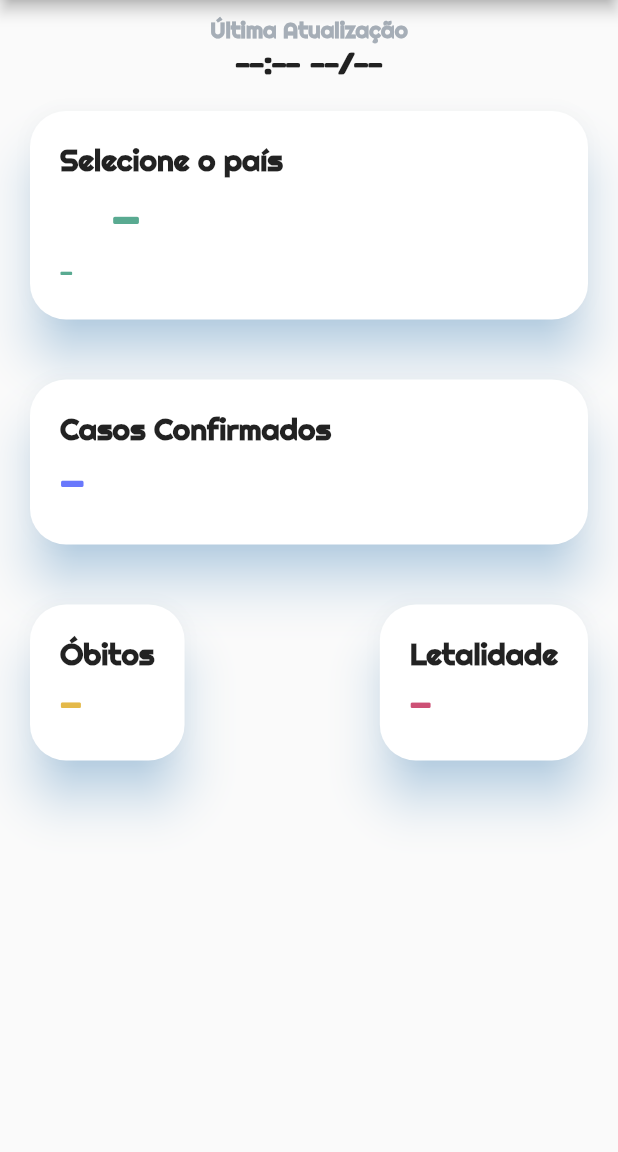
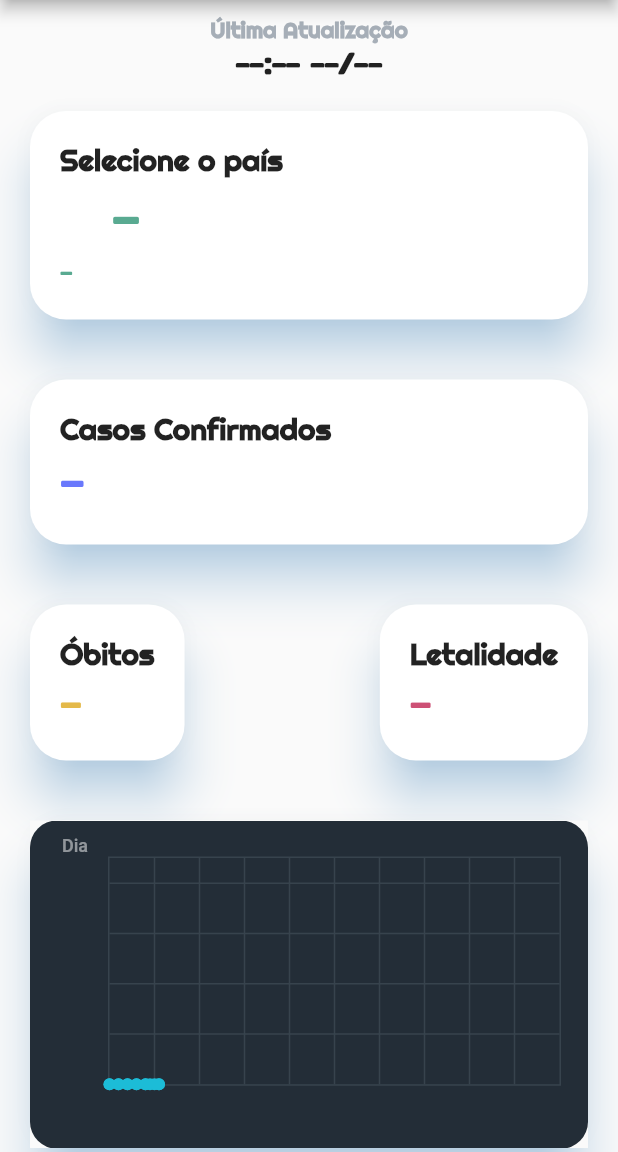
Before and after one commit to davidkalil10/CoronavirusTracker, a Flutter app: the screen it shows after launch, after a tap on "ATUALIZAR", on a phone screen of 412 x 824 dp, the part 84-1236 px from its top. Run offline on Flutter 3.47's test engine with Material 2 defaults, Android fonts, the phone set to English and light mode, and no system bars; drawn by our look-alikes of fl_chart; our stand-ins replace date_format, getflutter, shared_preferences; network calls fail.

Commit message:
graficos lentos

```diff
--- a/lib/Home.dart
+++ b/lib/Home.dart
@@ -15,7 +15,10 @@ class _HomeState extends State<Home> {
   Widget build(BuildContext context) {
     return Scaffold(
       backgroundColor: Colors.white,
-      body: Column(
+      body: Container(
+        child: Center(
+          child: SingleChildScrollView(
+            child: Column(
               mainAxisAlignment: MainAxisAlignment.center,
               crossAxisAlignment: CrossAxisAlignment.stretch,
               children: <Widget>[
@@ -64,6 +67,9 @@ class _HomeState extends State<Home> {
                 )
               ],
             ),
+          ),
+        ),
+      ),
 
     );
   }
--- /dev/null
+++ b/lib/Model/InfoDiaria.dart
@@ -0,0 +1,34 @@
+import 'package:flutter/material.dart';
+
+class DadoDia{
+
+  //String id;
+  final data;
+  final novosCasos;
+  final novasMortes;
+  final totalCasos;
+  final totalMortes;
+  final totalRecuperacao;
+
+
+  DadoDia({this.data, this.novosCasos, this.novasMortes,this.totalCasos, this.totalMortes, this.totalRecuperacao});
+
+
+  factory DadoDia.fromJson(Map<String, dynamic> json){//retorna uma unica instancia, economiza memoria
+
+
+    DadoDia(
+      //id: json["ourid"],
+      novosCasos: json["new_daily_cases"],
+      novasMortes: json["new_daily_deaths"],
+      totalCasos: json["total_cases"],
+      totalMortes: json["total_deaths"],
+      totalRecuperacao: json["total_recoveries"],
+    );
+
+    return DadoDia();
+
+  }
+
+
+}
--- /dev/null
+++ b/lib/Model/Timeline.dart
@@ -0,0 +1,445 @@
+import 'package:coronvavirustracker/Model/InfoDiaria.dart';
+import 'package:flutter/material.dart';
+import 'dart:convert';
+import 'package:http/http.dart' as http;
+import 'package:intl/intl.dart';
+import 'package:intl/date_symbol_data_local.dart';
+import 'package:shared_preferences/shared_preferences.dart';
+import 'package:date_format/date_format.dart';
+import 'package:fl_chart/fl_chart.dart';
+
+class Timeline extends StatefulWidget {
+  @override
+  _TimelineState createState() => _TimelineState();
+}
+
+class _TimelineState extends State<Timeline> {
+
+  List _dadosDiarios = [];
+  //List<FlSpot> pontosCasos ;
+  List<FlSpot> pontosCasos ;
+  List<FlSpot> hahaha = [];
+  List<FlSpot> convertido;
+
+
+
+  _atualizarTimeline() async{
+
+    var data;
+    String novosCasos = "";
+    String novasMortes = "";
+    double totalCasos;
+    String totalMortes = "";
+    String totalRecuperacao = "";
+
+
+    String url = "https://api.thevirustracker.com/free-api?countryTimeline=br";
+
+    http.Response response;
+    response = await http.get(url);
+    Map<String, dynamic> retorno = json.decode(response.body);
+    String testeChave = retorno["timelineitems"][0]["4/19/20"].toString();
+    // String testeChave = retorno["countrydata"]["info"]["title"].toString();
+    print("O país éeee: " + testeChave);
+
+    //Definir data de hoje e subtrair a data inicial para ter os dados , 1/22/20
+    var dataH = DateTime.now();
+    var dataHoje = new DateTime.utc(dataH.year, dataH.month, dataH.day); //data hoje limpa
+    var dataInicial = new DateTime.utc(2020, DateTime.april, 1); //data primeiro caso da API
+    var dataRotativa = dataInicial;
+
+    Duration difference = dataHoje.difference(dataInicial);
+    int diasBase = difference.inDays; // total de dias a pesquisar
+
+    //DateTime dataInicials = DateTime.parse("1/22/20");
+    /*String text = formatDate(dataHoje, [m, '/', dd, '/', yy]);
+    print("data é: " + text);
+    var d = DateFormat('kk:mm d/MM','pt_BR');*/
+
+   // hahaha.add(FlSpot((0.0),6000.0));
+   // hahaha.add(FlSpot((5.0),15000.0));
+   // hahaha.add(FlSpot((10.0),30000.0));
+    //convertido = spots(hahaha);
+   // for (var k = 0; k<50;k++){
+     // hahaha.add(FlSpot(k+1.0,k+6000.0));
+    //}
+    //hahaha.add(FlSpot((0.0),0.0));
+    for (var i = 0; i < diasBase; i++){
+      dataRotativa = dataInicial.add(Duration(days: i));
+      var dataRotativaString = formatDate(dataRotativa, [m, '/', dd, '/', yy]).toString();
+      //print("data X: " + formatDate(dataRotativa, [m, '/', dd, '/', yy]));
+      //print(formatDate(dataRotativa, [m, '/', dd, '/', yy]) +": " + retorno["timelineitems"][0][formatDate(dataRotativa, [m, '/', dd, '/', yy])].toString());
+      print(dataRotativaString +": " + retorno["timelineitems"][0][dataRotativaString].toString());
+
+      //Checa o resultado da pesquisa do dia, se nulo adicionar "" para o daily e repetir o dia anterior
+
+      if (retorno["timelineitems"][0][dataRotativaString].toString() == null){
+
+        data = dataRotativa;
+        novosCasos = "";
+        novasMortes = "";
+        totalCasos = totalCasos;
+        totalMortes = totalMortes;
+        totalRecuperacao = totalRecuperacao;
+
+        setState(() {
+          _dadosDiarios.add(DadoDia(data: data, novosCasos: novosCasos,novasMortes: novasMortes,totalCasos: totalCasos,totalMortes: totalMortes, totalRecuperacao: totalRecuperacao ));
+          print("tamanho do list grande: " +_dadosDiarios[i].data.toString());
+
+          if (_dadosDiarios[i].totalCasos == null ){
+           // hahaha.add(FlSpot((i+1.0),0.0));
+          }
+          print("tamanho do list teste: " +hahaha.length.toString());
+
+        });
+
+
+      } else{
+        data = dataRotativa;
+        novosCasos = retorno["timelineitems"][0][dataRotativaString]["new_daily_cases"].toString();
+        novasMortes = retorno["timelineitems"][0][dataRotativaString]["new_daily_deaths"].toString();
+        //totalCasos = retorno["timelineitems"][0][dataRotativaString]["total_cases"].toString();
+        double weight = retorno["timelineitems"][0][dataRotativaString]["total_cases"].toDouble() as num;
+        totalCasos = weight;
+        totalMortes = retorno["timelineitems"][0][dataRotativaString]["total_deaths"].toString();
+        totalRecuperacao = retorno["timelineitems"][0][dataRotativaString]["total_recoveries"].toString();
+
+        //Carregar dados na lista da memória e setar no gráfico
+
+        setState(() {
+          _dadosDiarios.add(DadoDia(data: data, novosCasos: novosCasos,novasMortes: novasMortes,totalCasos: totalCasos,totalMortes: totalMortes, totalRecuperacao: totalRecuperacao ));
+         // pontosCasos = FlSpot((i+1.0),_dadosDiarios[i].totalCasos.toDouble());
+          //print("tamanho do list: " +_dadosDiarios[i].totalCasos.toString());
+          print("tamanho do list teste1: " + hahaha.length.toString() );
+          //double weight = _dadosDiarios[i].totalCasos.toString() as num;
+          //pontosCasos =[FlSpot((i+1.0),_dadosDiarios[i].totalCasos)];
+          hahaha.add(FlSpot((i+1.0),weight));
+
+
+          if (_dadosDiarios[i].totalCasos == null ){
+          //  hahaha.add(FlSpot((i+1.0),0.0));
+          }else{
+          //  hahaha.add(FlSpot((i+1.0),_dadosDiarios[i].totalCasos));
+          }
+          print("tamanho do list teste2: " +hahaha.length.toString());
+
+
+
+        });
+
+      }
+
+      //Converter spots
+
+
+    }
+
+
+
+  //  final dataInicial = d.format(("1/22/20"));
+
+  }
+
+
+  List<FlSpot> spots(List<FlSpot> inputSpots) {
+    return inputSpots.map((spot) {
+      return spot.copyWith();
+    }).toList();
+  }
+
+
+
+
+@override
+  void initState() {
+  initializeDateFormatting("pt_BR");
+  _atualizarTimeline();
+  }
+
+  //Lista cores gradiente
+  List<Color> gradientColors = [
+    const Color(0xff23b6e6),
+    const Color(0xff02d39a),
+  ];
+
+  // Botão gráfico
+  bool showDaily = true;
+  String textoBotaodaily ="Dia";
+
+  @override
+  Widget build(BuildContext context) {
+    return Scaffold(
+      body: Container(
+        //padding: EdgeInsets.all(5),
+        child: Center(
+          child: SingleChildScrollView(
+            child: Column(
+              children: <Widget>[
+                Stack(
+                  children: <Widget>[
+                    AspectRatio(
+                      aspectRatio: (MediaQuery.of(context).size.height > MediaQuery.of(context).size.width? 1.7 : 2.5 ),
+                      child: Container(
+                        decoration: BoxDecoration(
+                            borderRadius: BorderRadius.all(Radius.circular(18)),
+                            color: Color(0xff232d37)),
+                        child: Padding(
+                          padding: EdgeInsets.only(right: 18, left: 12,top: 24,bottom: 12),
+                          child: LineChart(
+                            showDaily ? dailyData() : mainData(),
+                          ),
+                        ),
+                      ),
+                    ),
+                    SizedBox(
+                      width: 60,
+                      height: 34,
+                      child: FlatButton(
+                        onPressed: (){
+                          setState(() {
+                            showDaily = !showDaily;
+
+                            showDaily ? textoBotaodaily ="Dia" : textoBotaodaily ="Total";
+
+                          });
+                        },
+                        child: Text(
+                          textoBotaodaily,
+                          style: TextStyle(
+                              fontSize: 12,color: showDaily ? Colors.white.withOpacity(0.5) : Colors.white),
+                        ),
+                      ),
+                    )
+                  ],
+                )
+              ],
+            ),
+          ),
+        ),
+      ),
+    );
+  }
+
+  LineChartData mainData(){
+    return LineChartData(
+      gridData: FlGridData(
+        show: true,
+        drawVerticalLine: true,
+        getDrawingHorizontalLine: (value){//linhas de grade horizontais
+          return FlLine(
+            color: const Color(0xff37434d),
+            strokeWidth: 1,
+          );
+        },
+        getDrawingVerticalLine: (value){//linhas de grade verticais
+          return FlLine(
+            color: const Color(0xff37434d),
+            strokeWidth: 1,
+          );
+        },
+      ),
+      titlesData: FlTitlesData( //legendas
+        show: true,
+        bottomTitles: SideTitles( //legenda horizontal
+          showTitles: true,
+          reservedSize: 22,
+          textStyle:
+          const TextStyle(color: Color(0xff68737d), fontWeight: FontWeight.bold, fontSize: 16),
+          getTitles: (value){ //preparar eixo de rotulo de legenda
+            switch (value.toInt()){
+              case 2:
+                return "MAR";
+              case 5:
+                return "JUN";
+              case 8:
+                return "SET";
+            }
+            return "";
+          },
+          margin: 8,
+          ),
+        leftTitles: SideTitles( //legenda vertical
+          showTitles: true,
+          textStyle: const TextStyle(
+            color: Color(0xff67727d),
+            fontWeight: FontWeight.bold,
+            fontSize: 15,
+          ),
+          getTitles: (value){
+            switch (value.toInt()){
+              case 1:
+                return "10k";
+              case 3:
+                return "30K";
+              case 5:
+                return "50k";
+            }
+            return "";
+          },
+          reservedSize: 28,
+          margin: 12,
+        ),
+      ),
+      borderData:
+        FlBorderData(show: true, border: Border.all(color: const Color(0xff37434d), width: 1 )),
+        minX: 0, //start x
+        maxX: 20, // total da escala + 10%
+        minY: 7000, //start y
+        maxY: 45000, // total da escala + 10%
+        lineBarsData: [
+          LineChartBarData( //primeira linha do gráfico
+            spots: hahaha,
+            isCurved: true, //linha suavizada
+            colors: gradientColors,
+            barWidth: 5, //espessura da linha
+            isStrokeCapRound: true, //final da linha arredondado
+            dotData: FlDotData( show: true),//marcador dos pontos
+            belowBarData: BarAreaData( //virar grafico de area
+              show: false,
+              colors: gradientColors.map((color)=> color.withOpacity(0.3)).toList(),
+            ),
+          ),
+          //Segunda linha do gráfico
+          LineChartBarData( //primeira linha do gráfico
+            spots: hahaha,
+            isCurved: true, //linha suavizada
+            colors: gradientColors,
+            barWidth: 5, //espessura da linha
+            isStrokeCapRound: true, //final da linha arredondado
+            dotData: FlDotData( show: true),//marcador dos pontos
+            belowBarData: BarAreaData( //virar grafico de area
+              show: false,
+              colors: gradientColors.map((color)=> color.withOpacity(0.3)).toList(),
+            ),
+          )
+        ],
+    );
+  }
+
+  LineChartData dailyData(){
+    return LineChartData(
+      lineTouchData: LineTouchData(enabled: true),
+      gridData: FlGridData(
+        show: true,
+        drawVerticalLine: true,
+        getDrawingHorizontalLine: (value){//linhas de grade horizontais
+          return FlLine(
+            color: const Color(0xff37434d),
+            strokeWidth: 1,
+          );
+        },
+        getDrawingVerticalLine: (value){//linhas de grade verticais
+          return FlLine(
+            color: const Color(0xff37434d),
+            strokeWidth: 1,
+          );
+        },
+      ),
+      titlesData: FlTitlesData( //legendas
+        show: true,
+        bottomTitles: SideTitles( //legenda horizontal
+          showTitles: true,
+          reservedSize: 22,
+          textStyle:
+          const TextStyle(color: Color(0xff68737d), fontWeight: FontWeight.bold, fontSize: 16),
+          getTitles: (value){ //preparar eixo de rotulo de legenda
+            switch (value.toInt()){
+              case 2:
+                return "MAR";
+              case 5:
+                return "JUN";
+              case 8:
+                return "SET";
+            }
+            return "";
+          },
+          margin: 8,
+        ),
+        leftTitles: SideTitles( //legenda vertical
+          showTitles: true,
+          textStyle: const TextStyle(
+            color: Color(0xff67727d),
+            fontWeight: FontWeight.bold,
+            fontSize: 15,
+          ),
+          getTitles: (value){
+            switch (value.toInt()){
+              case 1:
+                return "10k";
+              case 3:
+                return "30K";
+              case 5:
+                return "50k";
+            }
+            return "";
+          },
+          reservedSize: 28,
+          margin: 12,
+        ),
+      ),
+      borderData:
+      FlBorderData(show: true, border: Border.all(color: const Color(0xff37434d), width: 1 )),
+      minX: 0, //start x
+      maxX: 100, // total da escala + 10%
+      minY: 0, //start y
+      maxY: 45000, // total da escala + 10%
+      lineBarsData: [
+        LineChartBarData( //primeira linha do gráfico
+          spots: [//rodar função para adicionar os pontos || x é data y é o valor // lista de widgets
+            FlSpot(0, 3),
+            FlSpot(2, 3),
+            FlSpot(4, 3),
+            FlSpot(6, 3),
+            FlSpot(8, 3),
+            FlSpot(9, 3),
+            FlSpot(11, 3),
+          ],
+          isCurved: true, //linha suavizada
+          colors: [
+            ColorTween(begin: gradientColors[0], end: gradientColors[1]).lerp(0.2),
+            ColorTween(begin: gradientColors[0], end: gradientColors[1]).lerp(0.2),
+          ],
+          barWidth: 5, //espessura da linha
+          isStrokeCapRound: true, //final da linha arredondado
+          dotData: FlDotData( show: true),//marcador dos pontos
+          belowBarData: BarAreaData( //virar grafico de area
+            show: false,
+            colors: [
+              ColorTween(begin: gradientColors[0], end: gradientColors[1]).lerp(0.2).withOpacity(0.1),
+              ColorTween(begin: gradientColors[0], end: gradientColors[1]).lerp(0.2).withOpacity(0.1),
+            ],
+          ),
+        ),
+        //Segunda linha do gráfico
+        LineChartBarData( //primeira linha do gráfico
+          spots: [//rodar função para adicionar os pontos || x é data y é o valor // lista de widgets
+            FlSpot(0, 1),
+            FlSpot(2, 1),
+            FlSpot(4, 1),
+            FlSpot(6, 1),
+            FlSpot(8, 1),
+            FlSpot(10, 1),
+            FlSpot(11, 1),
+          ],
+          isCurved: true, //linha suavizada
+          colors: [
+            ColorTween(begin: gradientColors[0], end: gradientColors[1]).lerp(0.2),
+            ColorTween(begin: gradientColors[0], end: gradientColors[1]).lerp(0.2),
+          ],
+          barWidth: 5, //espessura da linha
+          isStrokeCapRound: true, //final da linha arredondado
+          dotData: FlDotData( show: true),//marcador dos pontos
+          belowBarData: BarAreaData( //virar grafico de area
+            show: false,
+            colors: [
+              ColorTween(begin: gradientColors[0], end: gradientColors[1]).lerp(0.2).withOpacity(0.1),
+              ColorTween(begin: gradientColors[0], end: gradientColors[1]).lerp(0.2).withOpacity(0.1),
+            ],
+          ),
+        )
+      ],
+    );
+  }
+
+
+}
--- a/lib/TelaPrincipal.dart
+++ b/lib/TelaPrincipal.dart
@@ -1,3 +1,5 @@
+import 'dart:developer';
+import 'package:coronvavirustracker/Model/Timeline.dart';
 import 'package:coronvavirustracker/ListaPaises.dart';
 import 'package:coronvavirustracker/Model/Pais.dart';
 import 'package:flutter/material.dart';
@@ -138,6 +140,9 @@ class _TelaPrincipalState extends State<TelaPrincipal> {
 
   Widget build(BuildContext context) {
 
+    double fatorAjusteGrafico = (MediaQuery.of(context).size.height > MediaQuery.of(context).size.width? 0.53: 0.38 );
+    Widget graficos = Timeline();
+
 
     return Scaffold(
       appBar: AppBar(
@@ -176,7 +181,10 @@ class _TelaPrincipalState extends State<TelaPrincipal> {
         ),
       ),
       body: Scaffold(
-        body: Column(
+        body: Container(
+          child: Center(
+            child: SingleChildScrollView(
+              child: Column(
                 children: <Widget>[
                   Padding(
                     padding: EdgeInsets.only(top: 10,right: 10,left: 10),
@@ -397,8 +405,29 @@ class _TelaPrincipalState extends State<TelaPrincipal> {
                         ],
                       ),
                     ),
+                  ),
+                  Padding(
+                    padding: EdgeInsets.all(20),
+                    child: Container(
+                      child: Material(
+                          color: Colors.white,
+                          elevation: 14.0,
+                          borderRadius: BorderRadius.circular(24),
+                          shadowColor: Color(0x802196f3),
+                          child: SizedBox(
+                            width: MediaQuery.of(context).size.width,
+                            height: (MediaQuery.of(context).size.width*fatorAjusteGrafico),
+                            //height: MediaQuery.of(context).size.height,
+                            child: graficos,
+                          ),
+                      ),
+                    ),
                   )
+                  //Card gráfico
                 ],
+              ),
+            ),
+          ),
         ),
       ),
     );
--- a/lib/main.dart
+++ b/lib/main.dart
@@ -1,9 +1,11 @@
 import 'package:coronvavirustracker/Home.dart';
+import 'package:coronvavirustracker/ListaPaises.dart';
+import 'package:coronvavirustracker/Model/Timeline.dart';
 import 'package:coronvavirustracker/TelaPrincipal.dart';
 import 'package:flutter/material.dart';
 
 void main() => runApp(MaterialApp(
   home: Home(),
-  //home: TelaPrincipal(),
+  //home: Timeline(),
   debugShowCheckedModeBanner: false,
 ));
--- a/pubspec.yaml
+++ b/pubspec.yaml
@@ -27,6 +27,8 @@ dependencies:
   intl: ^0.16.1
   shared_preferences: ^0.5.2
   getflutter: ^1.0.4
+  date_format: ^1.0.8
+  fl_chart: ^0.9.2
 
 dev_dependencies:
   flutter_test:
```
Also changed, not shown: lib/ListaPaises.dart (+74 -9 lines), pubspec.lock. Lines whose indentation alone changed are shown as unchanged.
